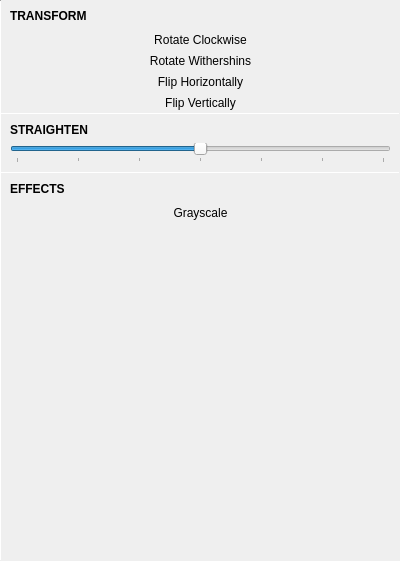
First picture: the form in library/imageviewsidebar.ui, repository theCheeseboard/thephoto, before the edit.
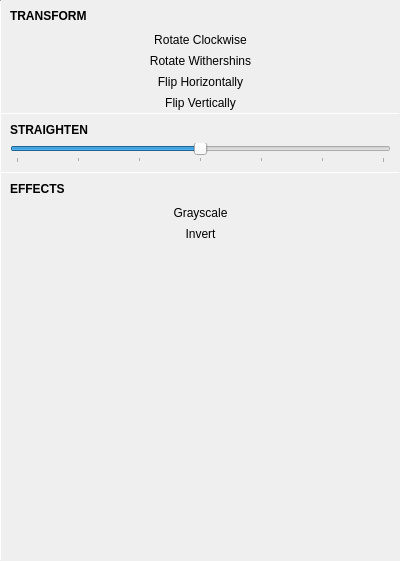
Second picture: the form after the edit. The open tabs and pages were chosen to show the change. Icons and pictures are not drawn. Custom widgets are drawn as their Qt base class.

```diff
--- a/library/imageviewsidebar.ui
+++ b/library/imageviewsidebar.ui
@@ -415,6 +415,29 @@
              </property>
             </widget>
            </item>
+           <item>
+            <widget class="QToolButton" name="invertButton">
+             <property name="sizePolicy">
+              <sizepolicy hsizetype="Preferred" vsizetype="Fixed">
+               <horstretch>0</horstretch>
+               <verstretch>0</verstretch>
+              </sizepolicy>
+             </property>
+             <property name="text">
+              <string>Invert</string>
+             </property>
+             <property name="icon">
+              <iconset resource="../icons.qrc">
+               <normaloff>:/icons/transparent.png</normaloff>:/icons/transparent.png</iconset>
+             </property>
+             <property name="toolButtonStyle">
+              <enum>Qt::ToolButtonTextBesideIcon</enum>
+             </property>
+             <property name="autoRaise">
+              <bool>true</bool>
+             </property>
+            </widget>
+           </item>
            <item>
             <spacer name="verticalSpacer">
              <property name="orientation">
```
Left out of the diff: 4 changed lines with no effect on the pictures.
